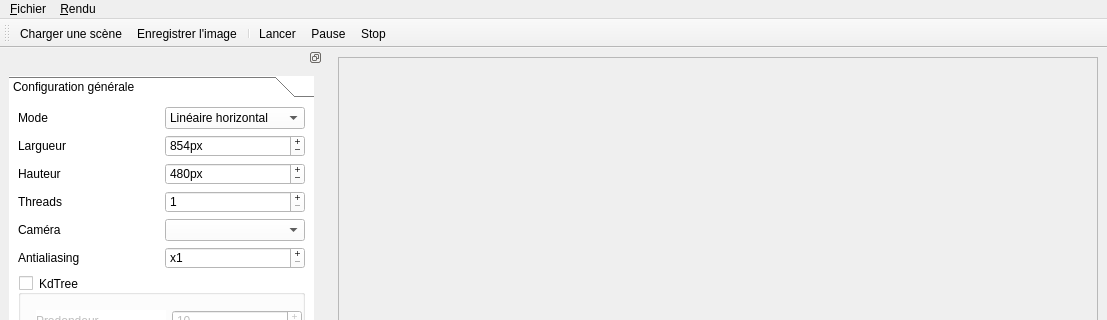
Old version of the form raytracer.ui in the repository gaelduplessix/raytracer-42; both pictures show x 0 to 1107 and y 0 to 320 of the 1107 by 800 pixel window.
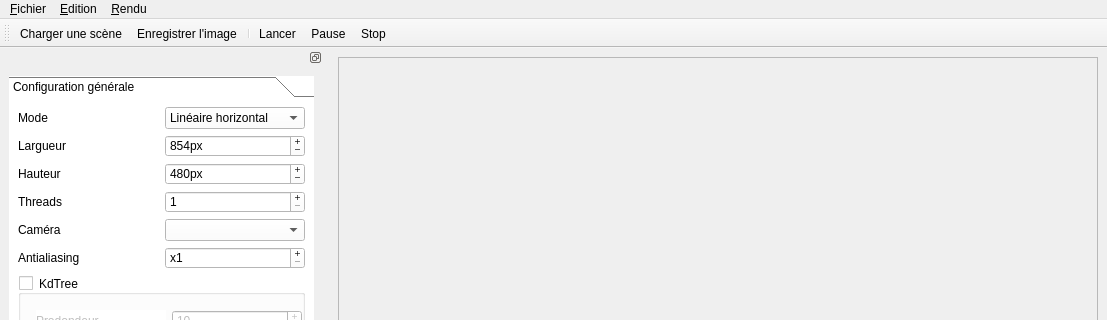
New version of the form. Icons and pictures are not drawn.

Commit message: Clear console pour le blond

Patch:
```diff
--- a/raytracer.ui
+++ b/raytracer.ui
@@ -173,7 +173,15 @@
     <addaction name="action_Pause"/>
     <addaction name="action_Stop"/>
    </widget>
+   <widget class="QMenu" name="menuEdit">
+    <property name="title">
+     <string>&amp;Edition</string>
+    </property>
+    <addaction name="actionEffacer_la_console"/>
+    <addaction name="actionActiver_la_console"/>
+   </widget>
    <addaction name="menuFichier"/>
+   <addaction name="menuEdit"/>
    <addaction name="menu_Rendu"/>
   </widget>
   <widget class="QDockWidget" name="dockWidget_2">
```
Left out of the diff: 68 changed lines with no effect on the pictures. The commit also changes 1 other file.
